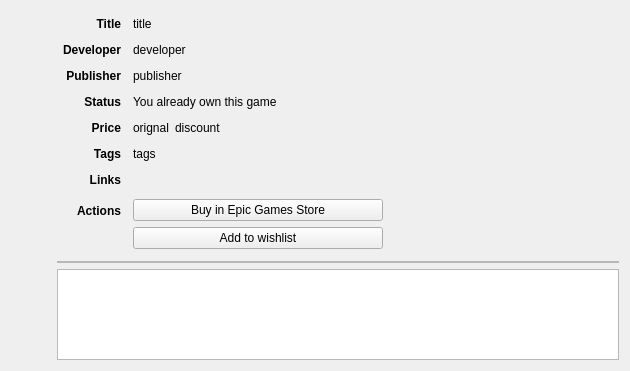
Old version of the form rare/ui/components/tabs/store/details.ui in the repository RareDevs/Rare.
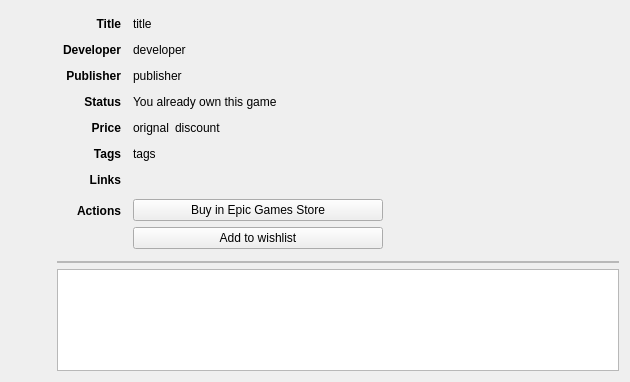
New version of the form.

```diff
--- a/rare/ui/components/tabs/store/details.ui
+++ b/rare/ui/components/tabs/store/details.ui
@@ -7,7 +7,7 @@
     <x>0</x>
     <y>0</y>
     <width>630</width>
-    <height>371</height>
+    <height>382</height>
    </rect>
   </property>
   <property name="windowTitle">
```
Left out of the diff: 6 changed lines with no effect on the pictures.
